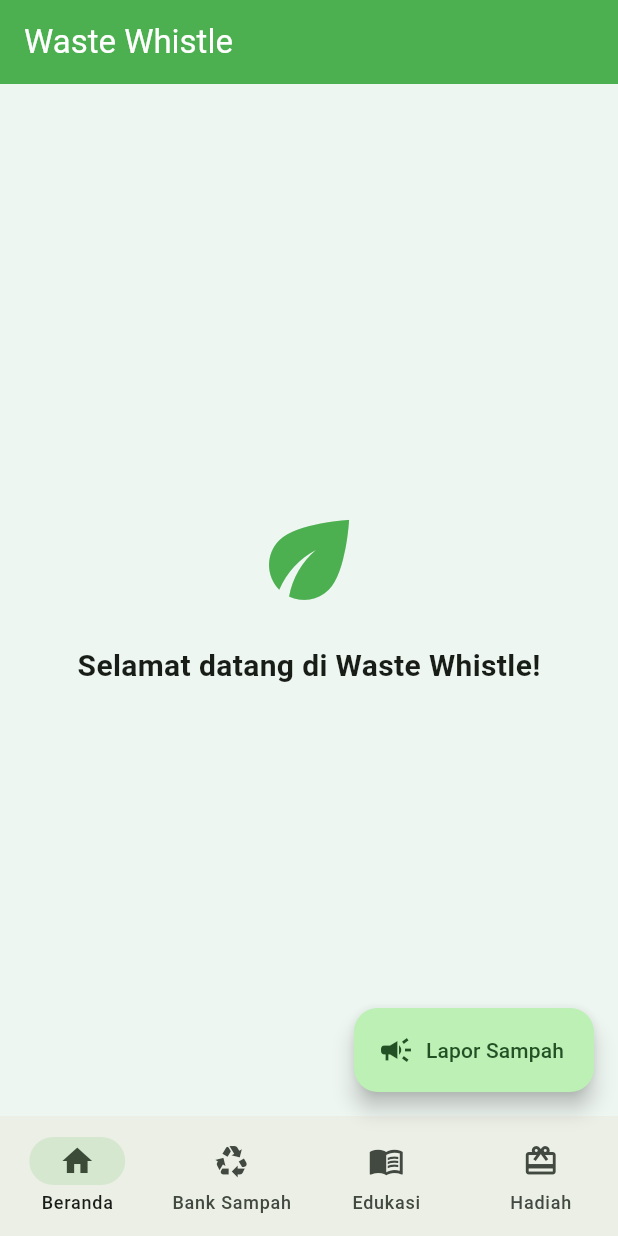
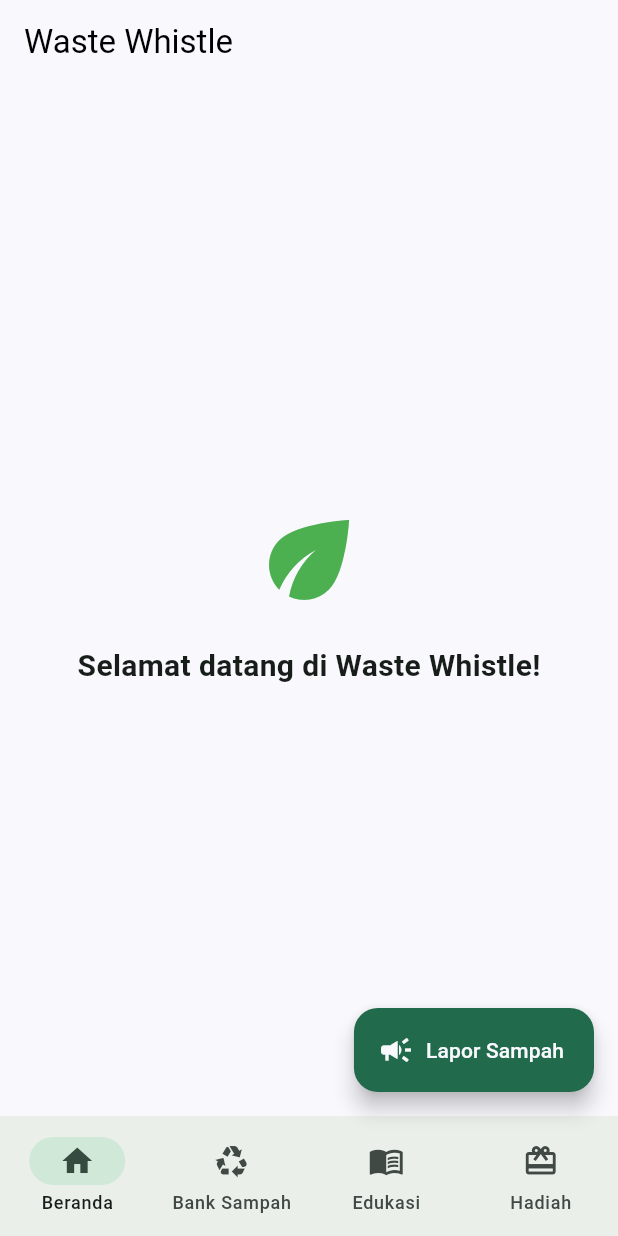
Before and after one commit to pbp-kelompok-b9/WasteWhistle_Mobile, a Flutter app: the screen it shows after launch, on a phone screen of 412 x 824 dp. Run offline on Flutter 3.47's test engine with Material 3 defaults, Android fonts, the phone set to English and light mode, and no system bars; our stand-ins replace material_ui.

Commit message:
feat: ganti warna pada appbar dan warna hijau.

```diff
--- a/lib/main.dart
+++ b/lib/main.dart
@@ -1,5 +1,9 @@
 import 'package:material_ui/material_ui.dart';
 import 'screens/menu.dart';
+
+const _green = Color(0x006C49);
+const _background = Color(0xfff8f8fd);
+const _ink = Color(0xff18232c);
 
 void main() => runApp(const MyApp());
 
@@ -12,10 +16,10 @@ class MyApp extends StatelessWidget {
       title: 'Waste Whistle',
       theme: ThemeData(
         colorScheme: ColorScheme.fromSeed(
-          seedColor: Colors.green,
-          secondary: Colors.lightGreen,
+          seedColor: _green,
+          secondary: _background,
         ),
-        scaffoldBackgroundColor: const Color(0xFFEEF6F1), // background utama
+        scaffoldBackgroundColor: _background, // background utama
         useMaterial3: true,
       ),
       home: const MyHomePage(),
--- a/lib/screens/menu.dart
+++ b/lib/screens/menu.dart
@@ -32,15 +32,17 @@ class _MyHomePageState extends State<MyHomePage> {
       appBar: AppBar
       (
         title: Text("Waste Whistle"),
-        backgroundColor: Colors.green,
-        foregroundColor: Colors.white,
+        backgroundColor: Theme.of(context).colorScheme.secondary,
+        foregroundColor: Colors.black,
       ),
       floatingActionButton: FloatingActionButton.extended
       (
           onPressed: () => Navigator.push(context, MaterialPageRoute(builder: (context) => const ReportWastePage())),
           tooltip: "Lapor Sampah",
           icon: const Icon(Icons.campaign),
-          label: const Text("Lapor Sampah")
+          label: const Text("Lapor Sampah"),
+          backgroundColor: Theme.of(context).colorScheme.primary,
+          foregroundColor: Theme.of(context).colorScheme.secondary,
       ),
       floatingActionButtonLocation: FloatingActionButtonLocation.endFloat,
 
```
